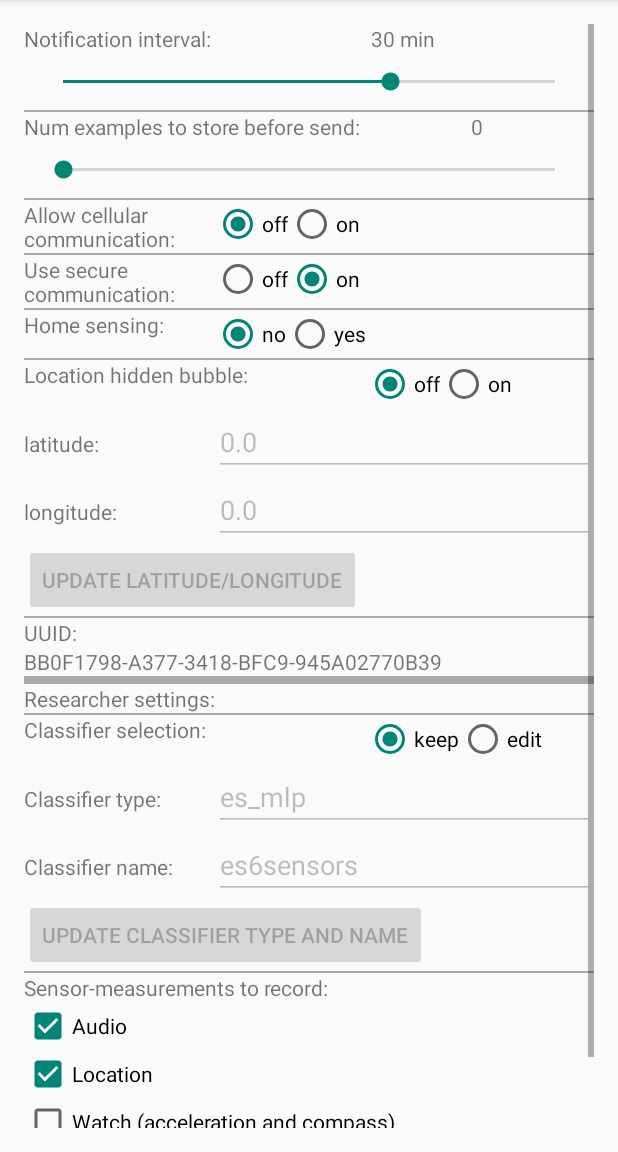
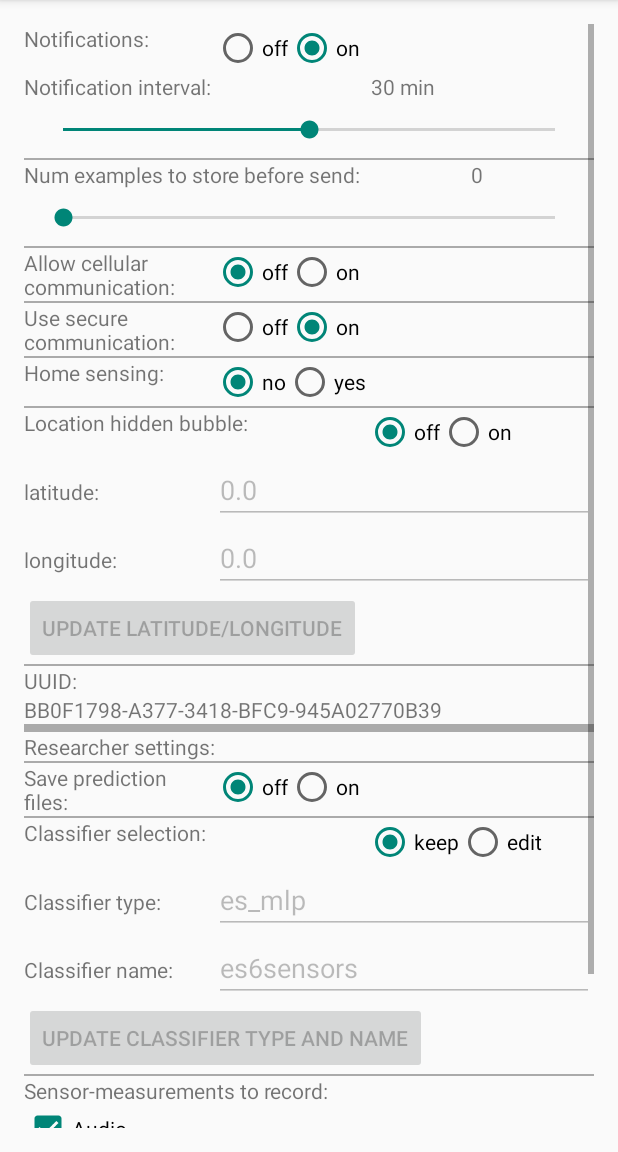
Before and after one commit to cal-ucsd/ExtraSensoryAndroid, an Android app: the SettingsActivity screen opened directly, with no data from a screen before it, on a phone screen of 412 x 824 dp, the part 84-1236 px from its top. Run offline under Robolectric (Android 15) with nearby library versions, the phone set to English and light mode, and no system bars; libraries missing offline, so code that uses them is left out: com.getpebble.android; pictures from the network do not load; 1 statement that could not run was skipped.

Commit message:
added to settings UI: should use notification? and should save prediction files? Also made these two settings have an affect that they need to have

```diff
--- a/app/src/main/java/edu/ucsd/calab/extrasensory/ESApplication.java
+++ b/app/src/main/java/edu/ucsd/calab/extrasensory/ESApplication.java
@@ -301,9 +301,8 @@ public class ESApplication extends Application {
     }
 
     private void startNotificationSchedule() {
-        boolean unlabeled = false;
-        if (unlabeled) {
-            Log.d(LOG_TAG, "Ignoring notification schedule, because this is the unlabeled version");
+        if (!ESSettings.useNotifications()) {
+            Log.d(LOG_TAG, "Requested to not use notifications, so not starting notification schedule.");
             return;
         }
         if (_alarmManager == null) {
--- a/app/src/main/java/edu/ucsd/calab/extrasensory/data/ESDatabaseAccessor.java
+++ b/app/src/main/java/edu/ucsd/calab/extrasensory/data/ESDatabaseAccessor.java
@@ -40,7 +40,7 @@ public class ESDatabaseAccessor {
 
     private static final String LOG_TAG = "[ESDatabaseAccessor]";
     private static final int MAX_STORED_EXAMPLES_DEFAULT = 600;
-    private static final boolean USE_NOTIFICATIONS_DEFAULT = false;
+    private static final boolean USE_NOTIFICATIONS_DEFAULT = true;
     private static final int NOTIFICATION_INTERVAL_DEFAULT = 1800;
     private static final int NUM_EXAMPLES_STORE_BEFORE_SEND_DEFAULT = 0;
     private static final boolean HOME_SENSING_DEFAULT = false;
--- a/app/src/main/java/edu/ucsd/calab/extrasensory/network/ESNetworkAccessor.java
+++ b/app/src/main/java/edu/ucsd/calab/extrasensory/network/ESNetworkAccessor.java
@@ -562,7 +562,12 @@ public class ESNetworkAccessor {
         }
 
         // Write the prediction information to file that will be accessible to other apps:
-        ESDataFilesAccessor.writeServerPredictions(timestamp,predictedLabelNames,predictedLabelProbs);
+        if (ESSettings.savePredictionFiles()) {
+            ESDataFilesAccessor.writeServerPredictions(timestamp, predictedLabelNames, predictedLabelProbs);
+        }
+        else {
+            Log.d(LOG_TAG,"Requested to not save prediction files, so not saving.");
+        }
 
         // Mark network is available:
         markNetworkIsNotBusy();
--- a/app/src/main/java/edu/ucsd/calab/extrasensory/ui/SettingsActivity.java
+++ b/app/src/main/java/edu/ucsd/calab/extrasensory/ui/SettingsActivity.java
@@ -39,7 +39,7 @@ public class SettingsActivity extends BaseActivity {
         setContentView(R.layout.activity_setting);
 
         // Notification interval:
-        SeekBar notificationIntervalSeekBar = (SeekBar)findViewById(R.id.notification_interval_seek_bar);
+        final SeekBar notificationIntervalSeekBar = (SeekBar)findViewById(R.id.notification_interval_seek_bar);
         notificationIntervalSeekBar.setOnSeekBarChangeListener(new SeekBar.OnSeekBarChangeListener() {
             @Override
             public void onProgressChanged(SeekBar seekBar, int progress, boolean fromUser) {
@@ -60,6 +60,26 @@ public class SettingsActivity extends BaseActivity {
 
             }
         });
+        // Use notifications:
+        RadioGroup useNotificationsRG = (RadioGroup)findViewById(R.id.radio_group_use_notifications);
+        useNotificationsRG.setOnCheckedChangeListener(new RadioGroup.OnCheckedChangeListener() {
+            @Override
+            public void onCheckedChanged(RadioGroup group, int checkedId) {
+                switch (checkedId) {
+                    case R.id.radio_use_notifications_on:
+                        ESSettings.setUseNotifications(true);
+                        notificationIntervalSeekBar.setEnabled(true);
+                        break;
+                    case R.id.radio_use_notifications_off:
+                        ESSettings.setUseNotifications(false);
+                        notificationIntervalSeekBar.setEnabled(false);
+                        break;
+                    default:
+                        Log.e(LOG_TAG,"got unexpected id for radio group of use-notifications");
+                }
+            }
+        });
+
 
         // Num examples stored before sending:
         SeekBar numExamplesStoreBeforeSendSeekBar = (SeekBar)findViewById(R.id.num_examples_store_before_send_seek_bar);
@@ -195,6 +215,25 @@ public class SettingsActivity extends BaseActivity {
         });
 
 
+        // Save prediction files:
+        RadioGroup savePredFilesRG = (RadioGroup)findViewById(R.id.radio_group_save_pred_files);
+        savePredFilesRG.setOnCheckedChangeListener(new RadioGroup.OnCheckedChangeListener() {
+            @Override
+            public void onCheckedChanged(RadioGroup group, int checkedId) {
+                switch (checkedId) {
+                    case R.id.radio_save_pred_files_on:
+                        ESSettings.setSavePredictionFiles(true);
+                        break;
+                    case R.id.radio_save_pred_files_off:
+                        ESSettings.setSavePredictionFiles(false);
+                        break;
+                    default:
+                        Log.e(LOG_TAG,"got unexpected id for radio group of save-prediction-files");
+                }
+            }
+        });
+
+
         // Classifier settings:
         RadioGroup classifierSettingsRG = (RadioGroup)findViewById(R.id.radio_group_classifier_setting);
         final EditText classifierTypeEdit = (EditText)findViewById(R.id.edit_classifier_type);
@@ -263,6 +302,18 @@ public class SettingsActivity extends BaseActivity {
         SeekBar intervalSeekBar = (SeekBar)findViewById(R.id.notification_interval_seek_bar);
         intervalSeekBar.setProgress(intervalMinutes);
 
+        // Set should use notifications or not:
+        boolean useNotifications = ESSettings.useNotifications();
+        RadioGroup useNotificationsRG = (RadioGroup)findViewById(R.id.radio_group_use_notifications);
+        if (useNotifications) {
+            useNotificationsRG.check(R.id.radio_use_notifications_on);
+            intervalSeekBar.setEnabled(true);
+        }
+        else {
+            useNotificationsRG.check(R.id.radio_use_notifications_off);
+            intervalSeekBar.setEnabled(false);
+        }
+
         // Set the number of examples stored before sending:
         int numExamplesStoreBeforeSend = ESSettings.numExamplesStoreBeforeSend();
         displayNumExamplesStoreBeforeSend(numExamplesStoreBeforeSend);
@@ -328,6 +379,15 @@ public class SettingsActivity extends BaseActivity {
         // Set the UUID:
         TextView uuid_text = (TextView)findViewById(R.id.uuid_content);
         uuid_text.setText(ESSettings.uuid());
+
+        // should save prediction files:
+        RadioGroup savePredFilesRG = (RadioGroup)findViewById(R.id.radio_group_save_pred_files);
+        if (ESSettings.savePredictionFiles()) {
+            savePredFilesRG.check(R.id.radio_save_pred_files_on);
+        }
+        else {
+            savePredFilesRG.check(R.id.radio_save_pred_files_off);
+        }
 
         // Classifier settings:
         EditText classifierTypeEdit = (EditText)findViewById(R.id.edit_classifier_type);
--- a/app/src/main/res/layout/activity_setting.xml
+++ b/app/src/main/res/layout/activity_setting.xml
@@ -17,6 +17,31 @@
             android:orientation="vertical">
 
             <LinearLayout
+                android:layout_width="match_parent"
+                android:layout_height="wrap_content"
+                android:orientation="horizontal">
+                <TextView
+                    android:layout_width="0dp"
+                    android:layout_weight="1"
+                    android:layout_height="wrap_content"
+                    android:text="@string/use_notifications"/>
+                <RadioGroup xmlns:android="http://schemas.android.com/apk/res/android"
+                    android:id="@+id/radio_group_use_notifications"
+                    android:layout_width="0dp"
+                    android:layout_weight="2"
+                    android:layout_height="wrap_content"
+                    android:orientation="horizontal">
+                    <RadioButton android:id="@+id/radio_use_notifications_off"
+                        android:layout_width="wrap_content"
+                        android:layout_height="wrap_content"
+                        android:text="@string/notifications_off"/>
+                    <RadioButton android:id="@+id/radio_use_notifications_on"
+                        android:layout_width="wrap_content"
+                        android:layout_height="wrap_content"
+                        android:text="@string/notifications_on"/>
+                </RadioGroup>
+            </LinearLayout>
+            <LinearLayout
                 android:orientation="horizontal"
                 android:layout_width="match_parent"
                 android:layout_height="wrap_content">
@@ -35,7 +60,7 @@
                 android:id="@+id/notification_interval_seek_bar"
                 android:layout_margin="10dp"
                 android:progress="10"
-                android:max="45"
+                android:max="60"
                 android:layout_width="match_parent"
                 android:layout_height="wrap_content" />
             <View
@@ -263,6 +288,37 @@
                 android:layout_height="1dp"
                 android:background="@android:color/darker_gray"/>
 
+            <LinearLayout
+                android:layout_width="match_parent"
+                android:layout_height="wrap_content"
+                android:orientation="horizontal">
+                <TextView
+                    android:layout_width="0dp"
+                    android:layout_weight="1"
+                    android:layout_height="wrap_content"
+                    android:text="@string/save_pred_files"/>
+                <RadioGroup xmlns:android="http://schemas.android.com/apk/res/android"
+                    android:id="@+id/radio_group_save_pred_files"
+                    android:layout_width="0dp"
+                    android:layout_weight="2"
+                    android:layout_height="wrap_content"
+                    android:orientation="horizontal">
+                    <RadioButton android:id="@+id/radio_save_pred_files_off"
+                        android:layout_width="wrap_content"
+                        android:layout_height="wrap_content"
+                        android:text="@string/save_pred_files_off"/>
+                    <RadioButton android:id="@+id/radio_save_pred_files_on"
+                        android:layout_width="wrap_content"
+                        android:layout_height="wrap_content"
+                        android:text="@string/save_pred_files_on"/>
+                </RadioGroup>
+            </LinearLayout>
+
+            <View
+                android:layout_width="fill_parent"
+                android:layout_height="1dp"
+                android:background="@android:color/darker_gray"/>
+
 
 
             <LinearLayout
--- a/app/src/main/res/values/strings.xml
+++ b/app/src/main/res/values/strings.xml
@@ -67,5 +67,11 @@
     <string name="record_watch_label">Watch (acceleration and compass)</string>
     <string name="high_freq_sensors_label">High frequency (40Hz):</string>
     <string name="low_freq_sensors_label">Low frequency (once per minute):</string>
+    <string name="use_notifications">Notifications:</string>
+    <string name="notifications_on">on</string>
+    <string name="notifications_off">off</string>
+    <string name="save_pred_files">Save prediction files:</string>
+    <string name="save_pred_files_on">on</string>
+    <string name="save_pred_files_off">off</string>
 
 </resources>
```
